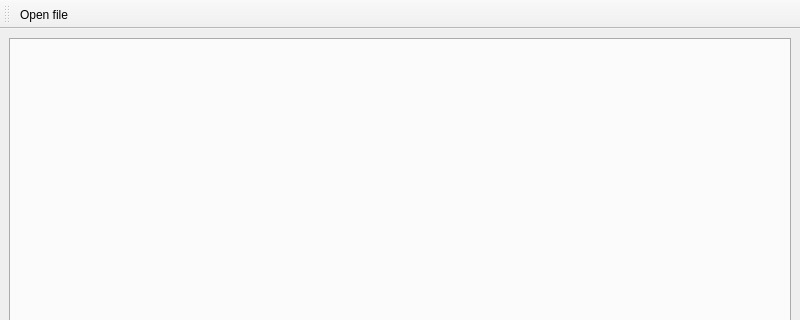
The window that tools/src/shared/ui/luaeditorwindow.ui (cyberegoorg/cetech) describes before a commit, drawn with Qt 5; both pictures show x 0 to 800 and y 0 to 320 of the 800 by 600 pixel window.
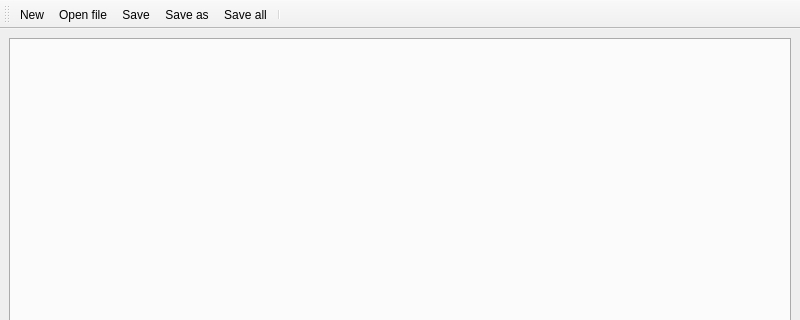
The same window after the commit. Icons and pictures are not drawn.

Diff of the .ui file:
```diff
--- a/tools/src/shared/ui/luaeditorwindow.ui
+++ b/tools/src/shared/ui/luaeditorwindow.ui
@@ -51,7 +51,12 @@
    <attribute name="toolBarBreak">
     <bool>false</bool>
    </attribute>
+   <addaction name="actionNew"/>
    <addaction name="actionOpen_file"/>
+   <addaction name="actionSave"/>
+   <addaction name="actionSave_as"/>
+   <addaction name="actionSave_all"/>
+   <addaction name="separator"/>
   </widget>
   <action name="actionQuit">
    <property name="text">
@@ -67,6 +72,40 @@
     <string>&amp;Open file</string>
    </property>
   </action>
+  <action name="actionSave_as">
+   <property name="icon">
+    <iconset theme="document-save-as"/>
+   </property>
+   <property name="text">
+    <string>Save as</string>
+   </property>
+  </action>
+  <action name="actionSave">
+   <property name="icon">
+    <iconset theme="document-save">
+     <normaloff/>
+    </iconset>
+   </property>
+   <property name="text">
+    <string>Save</string>
+   </property>
+  </action>
+  <action name="actionNew">
+   <property name="icon">
+    <iconset theme="document-new"/>
+   </property>
+   <property name="text">
+    <string>New</string>
+   </property>
+  </action>
+  <action name="actionSave_all">
+   <property name="icon">
+    <iconset theme="document-save-all"/>
+   </property>
+   <property name="text">
+    <string>Save all</string>
+   </property>
+  </action>
  </widget>
  <resources/>
  <connections>
```
Left out of the diff: 70 changed lines with no effect on the pictures.
